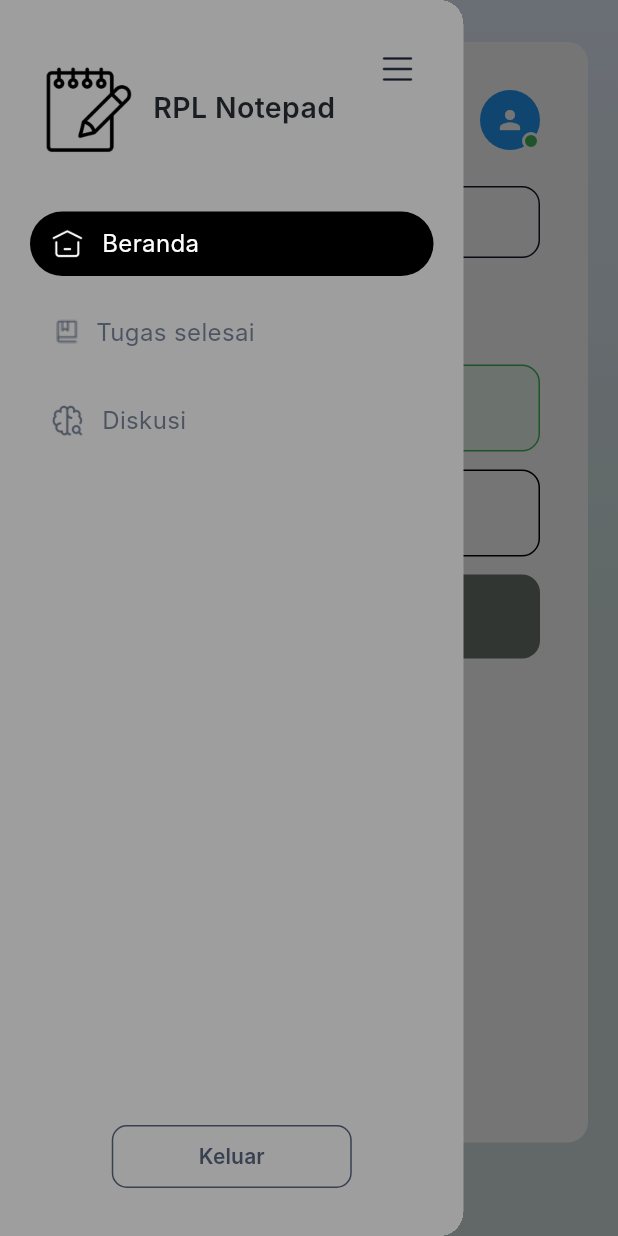
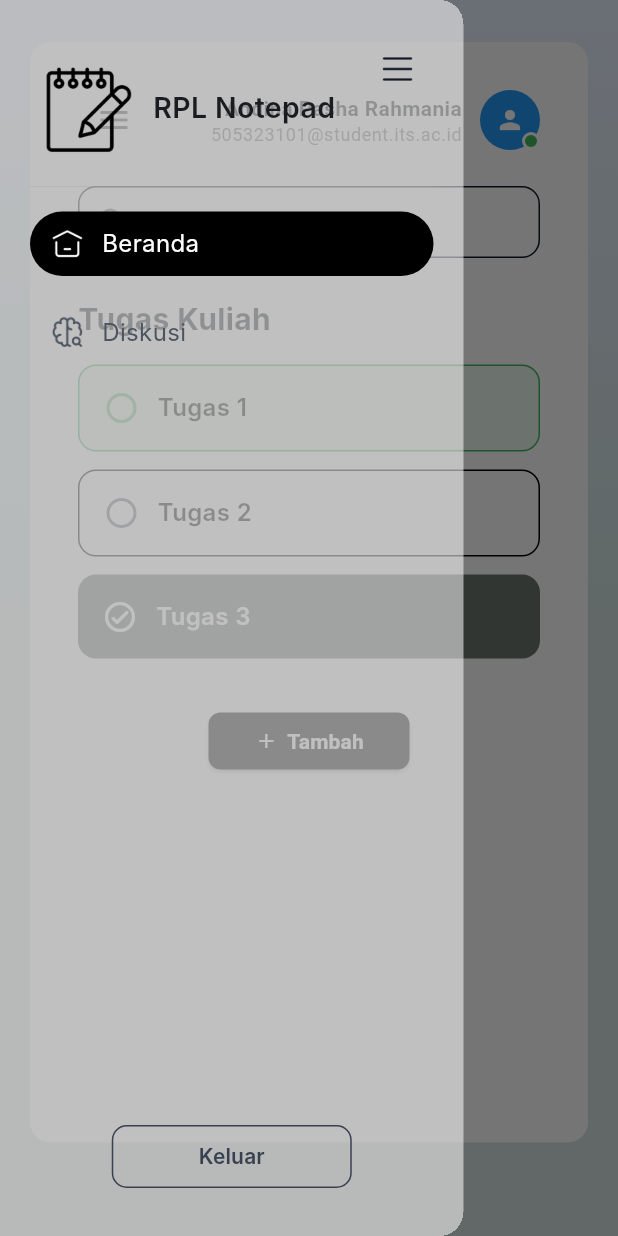
Before and after one commit to Ga2526-RPL-MA/Rpl-notepad-fe, a Flutter app: the screen it shows after launch, with the side drawer open, on a phone screen of 412 x 824 dp. Run offline on Flutter 3.47's test engine with Material 3 defaults, Android fonts, the phone set to English and light mode, and no system bars; Roboto replaces fonts that are missing (Inter).

Commit message:
style: change menu_drawer color

```diff
--- a/lib/core/widgets/menu_drawer.dart
+++ b/lib/core/widgets/menu_drawer.dart
@@ -19,14 +19,16 @@ class MenuDrawer extends StatelessWidget {
       width: width,
       backgroundColor: Colors.transparent,
       elevation: 0,
-      child: Container(
-        margin: isWeb ? const EdgeInsets.only(left: 20, right: 20, top: 20, bottom: 20) : null,
-        decoration: BoxDecoration(
-          color: isWeb ? const Color(0x80FFFFFF) : Colors.grey,
-          borderRadius: isWeb ? BorderRadius.circular(20) : null,
-        ),
-        child: ClipRRect(
-          borderRadius: isWeb ? BorderRadius.circular(20) : BorderRadius.zero,
+      child: ClipRRect(
+        borderRadius: isWeb ? BorderRadius.circular(20) : BorderRadius.zero,
+        child: Container(
+          margin: isWeb
+              ? const EdgeInsets.only(left: 20, right: 20, top: 20, bottom: 20)
+              : null,
+          decoration: BoxDecoration(
+            color: const Color(0x8AFFFFFF),
+            borderRadius: isWeb ? BorderRadius.circular(20) : null,
+          ),
           child: SafeArea(
             child: Container(
               width: double.infinity,
@@ -129,54 +131,6 @@ class MenuDrawer extends StatelessWidget {
                     ),
                   ),
                   const SizedBox(height: 16),
-                  // Tugas Selesai
-                  GestureDetector(
-                    onTap: () {
-                      onPageChanged('tugas_selesai');
-                      Navigator.of(context).pop();
-                    },
-                    child: Container(
-                      padding: const EdgeInsets.symmetric(
-                        horizontal: 14,
-                        vertical: 10,
-                      ),
-                      decoration: BoxDecoration(
-                        color: currentPage == 'tugas_selesai'
-                            ? Colors.black
-                            : Colors.transparent,
-                        borderRadius: BorderRadius.circular(24),
-                      ),
-                      child: Row(
-                        children: [
-                          Image.asset(
-                            'assets/icon/task-icon.png',
-                            width: 22,
-                            height: 22,
-                            color: currentPage == 'tugas_selesai'
-                                ? Colors.white
-                                : const Color(0xFF4D5461),
-                          ),
-                          const SizedBox(width: 8),
-                          Expanded(
-                            child: Text(
-                              'Tugas selesai',
-                              maxLines: 1,
-                              overflow: TextOverflow.ellipsis,
-                              style: TextStyle(
-                                color: currentPage == 'tugas_selesai'
-                                    ? Colors.white
-                                    : const Color(0xFF4D5461),
-                                fontSize: 16,
-                                fontWeight: FontWeight.w400,
-                                fontFamily: 'Inter',
-                              ),
-                            ),
-                          ),
-                        ],
-                      ),
-                    ),
-                  ),
-                  const SizedBox(height: 16),
                   // Diskusi
                   GestureDetector(
                     onTap: () {
```
